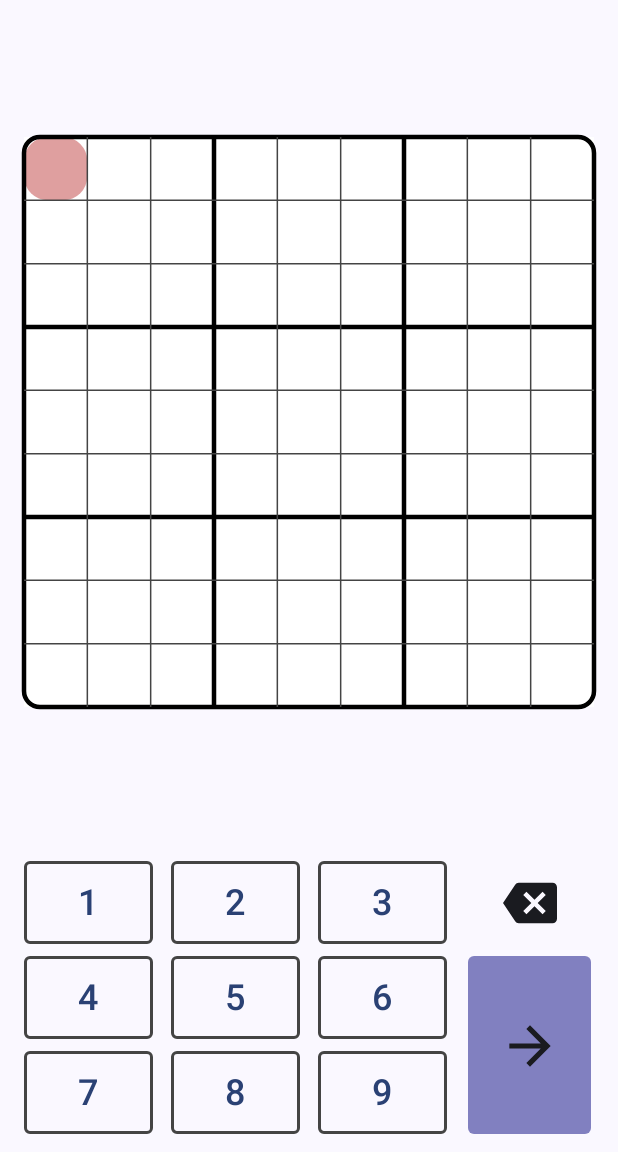
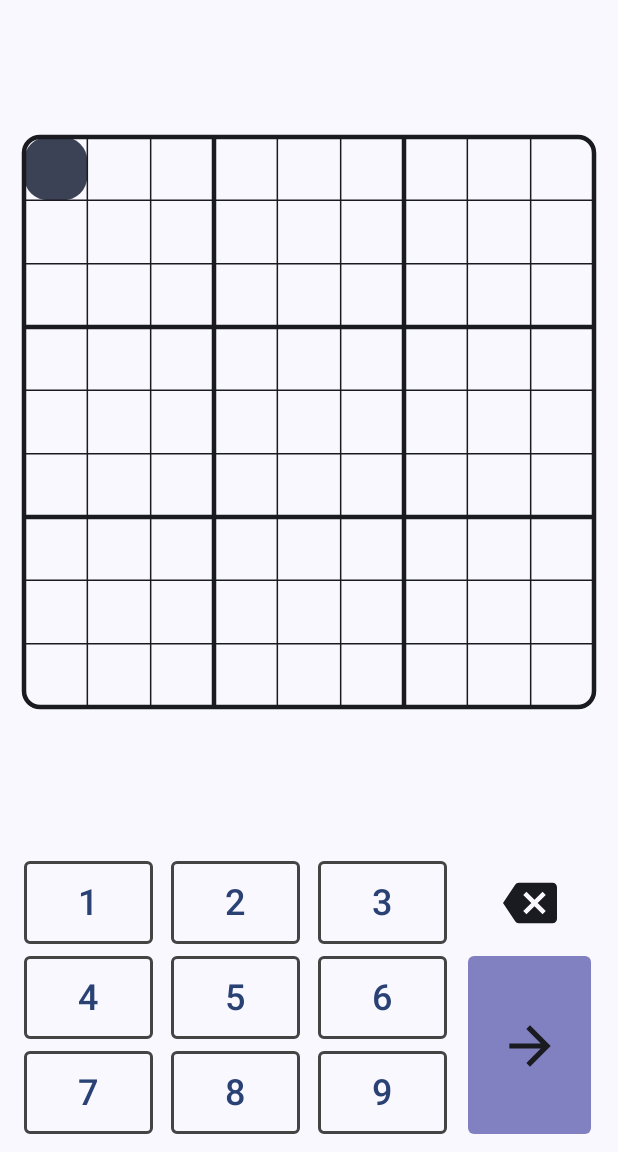
Before and after one commit to Ryos-K/SudokuSolver, an Android app built with Jetpack Compose: the screen it shows after launch (MainActivity), on a phone screen of 412 x 824 dp, the part 84-1236 px from its top. Run offline under Robolectric (Android 15) with nearby library versions, the phone set to English and light mode, and no system bars; our stand-ins replace Dagger/Hilt's generated code.

Commit message:
add parameter of Sudoku about the color

```diff
--- a/app/src/main/java/com/ry05k2ulv/sudokusolver/ui/components/Sudoku.kt
+++ b/app/src/main/java/com/ry05k2ulv/sudokusolver/ui/components/Sudoku.kt
@@ -11,6 +11,7 @@ import androidx.compose.foundation.layout.Box
 import androidx.compose.foundation.layout.aspectRatio
 import androidx.compose.foundation.layout.fillMaxWidth
 import androidx.compose.foundation.layout.padding
+import androidx.compose.material3.MaterialTheme
 import androidx.compose.material3.Surface
 import androidx.compose.runtime.Composable
 import androidx.compose.runtime.getValue
@@ -47,6 +48,10 @@ fun Sudoku(
     table: SudokuTable = SudokuTable(),
     selected: Position = Position(0, 0),
     onSelected: (Position) -> Unit = {},
+    backgroundColor: Color = MaterialTheme.colorScheme.background,
+    lineColor: Color = MaterialTheme.colorScheme.onBackground,
+    highlightColor: Color = MaterialTheme.colorScheme.secondary,
+    contentColor: Color = MaterialTheme.colorScheme.onBackground
 ) {
     val textMeasurer = rememberTextMeasurer()
     val animatedSelected by
@@ -68,7 +73,7 @@ fun Sudoku(
     Box(modifier = modifier, contentAlignment = Alignment.Center) {
         Canvas(modifier = Modifier
             .aspectRatio(1f)
-            .background(Color.White)
+            .background(backgroundColor)
             .pointerInput(Unit) {
                 detectTapGestures(
                     onTap = { tapOffset ->
@@ -95,14 +100,16 @@ fun Sudoku(
                     }
                 )
             }, onDraw = {
-            highlightCell(animatedSelected, Color(0x80c04040))
-            drawFrame()
-            drawNumber(textMeasurer, table)
+            highlightCell(animatedSelected, highlightColor)
+            drawFrame(lineColor)
+            drawNumber(textMeasurer, table, contentColor)
         })
     }
 }
 
-fun DrawScope.drawFrame() {
+fun DrawScope.drawFrame(
+    color: Color
+) {
     val cellWidth = size.width / 9
     val cellHeight = size.height / 9
     val boldLines = listOf(3, 6)
@@ -110,22 +117,22 @@ fun DrawScope.drawFrame() {
 
     // draw outline frame
     drawRoundRect(
-        color = Color.Black,
+        color = color,
         size = size,
         cornerRadius = CornerRadius(16f, 16f),
-        style = Stroke(width = 3.dp.toPx())
+        style = Stroke(width = 3.dp.toPx()),
     )
 
     // draw bold lines
     boldLines.forEach {
         drawLine(
-            color = Color.Black,
+            color = color,
             start = Offset(it * cellWidth, 0f),
             end = Offset(it * cellWidth, size.height),
             strokeWidth = 3.dp.toPx()
         ) // vertical lines
         drawLine(
-            color = Color.Black,
+            color = color,
             start = Offset(0f, it * cellHeight),
             end = Offset(size.height, it * cellHeight),
             strokeWidth = 3.dp.toPx()
@@ -134,13 +141,13 @@ fun DrawScope.drawFrame() {
     // draw thin lines
     thinLines.forEach {
         drawLine(
-            color = Color.DarkGray,
+            color = color,
             start = Offset(it * cellWidth, 0f),
             end = Offset(it * cellWidth, size.height),
             strokeWidth = 1.dp.toPx()
         ) // vertical lines
         drawLine(
-            color = Color.DarkGray,
+            color = color,
             start = Offset(0f, it * cellHeight),
             end = Offset(size.width, it * cellHeight),
             strokeWidth = 1.dp.toPx()
@@ -161,7 +168,7 @@ fun DrawScope.highlightCell(pos: Offset, color: Color) {
 }
 
 @OptIn(ExperimentalTextApi::class)
-fun DrawScope.drawNumber(textMeasurer: TextMeasurer, table: SudokuTable) {
+fun DrawScope.drawNumber(textMeasurer: TextMeasurer, table: SudokuTable, color: Color) {
     val cellWidth = size.width / 9
     val cellHeight = size.height / 9
 
@@ -171,7 +178,7 @@ fun DrawScope.drawNumber(textMeasurer: TextMeasurer, table: SudokuTable) {
                 textMeasurer,
                 table[ci, ri].toString(),
                 topLeft = Offset((ci + 0.25f) * cellWidth, ri * cellHeight),
-                style = TextStyle(fontSize = (cellWidth * 0.8f).toSp())
+                style = TextStyle(fontSize = (cellWidth * 0.8f).toSp(), color = color)
             )
         }
     }
```
